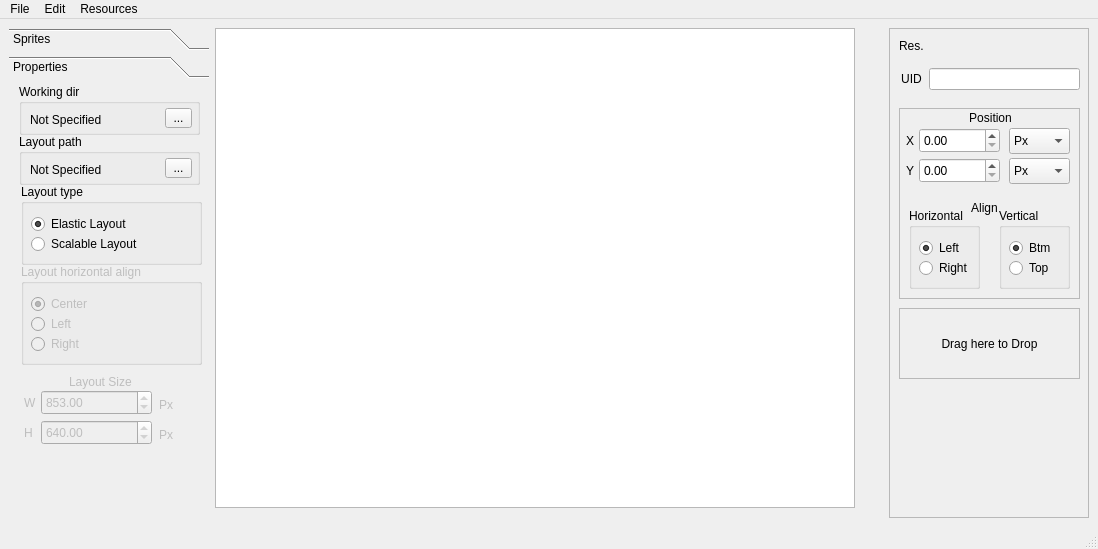
Nepherhotep/terevaka-ui-builder, file designer.ui: the form before one commit.
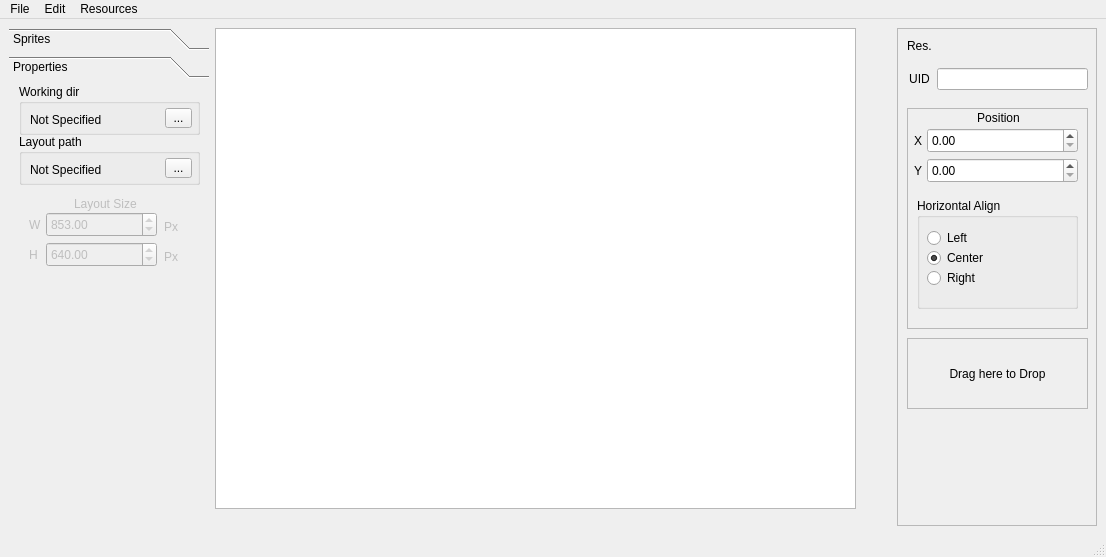
The form after the commit. The open tabs and pages were chosen to show the change. Custom widgets are drawn as their Qt base class.

Commit message: mediate commit - didn't tested

What changed in the file:
```diff
--- a/designer.ui
+++ b/designer.ui
@@ -6,8 +6,8 @@
    <rect>
     <x>0</x>
     <y>0</y>
-    <width>1098</width>
-    <height>549</height>
+    <width>1106</width>
+    <height>557</height>
    </rect>
   </property>
   <property name="sizePolicy">
@@ -81,7 +81,7 @@
            <x>0</x>
            <y>0</y>
            <width>200</width>
-           <height>412</height>
+           <height>420</height>
           </rect>
          </property>
          <attribute name="label">
@@ -171,8 +171,8 @@
           </property>
           <property name="geometry">
            <rect>
-            <x>60</x>
-            <y>288</y>
+            <x>65</x>
+            <y>110</y>
             <width>91</width>
             <height>20</height>
            </rect>
@@ -187,8 +187,8 @@
           </property>
           <property name="geometry">
            <rect>
-            <x>32</x>
-            <y>306</y>
+            <x>37</x>
+            <y>128</y>
             <width>111</width>
             <height>25</height>
            </rect>
@@ -212,8 +212,8 @@
           </property>
           <property name="geometry">
            <rect>
-            <x>15</x>
-            <y>338</y>
+            <x>20</x>
+            <y>160</y>
             <width>16</width>
             <height>21</height>
            </rect>
@@ -228,8 +228,8 @@
           </property>
           <property name="geometry">
            <rect>
-            <x>150</x>
-            <y>310</y>
+            <x>155</x>
+            <y>132</y>
             <width>16</width>
             <height>21</height>
            </rect>
@@ -238,120 +238,14 @@
            <string>Px</string>
           </property>
          </widget>
-         <widget class="QGroupBox" name="groupBox_3">
-          <property name="enabled">
-           <bool>true</bool>
-          </property>
-          <property name="geometry">
-           <rect>
-            <x>12</x>
-            <y>100</y>
-            <width>181</width>
-            <height>81</height>
-           </rect>
-          </property>
-          <property name="title">
-           <string>Layout type</string>
-          </property>
-          <widget class="QRadioButton" name="elasticLayoutRadio">
-           <property name="enabled">
-            <bool>true</bool>
-           </property>
-           <property name="geometry">
-            <rect>
-             <x>10</x>
-             <y>30</y>
-             <width>131</width>
-             <height>20</height>
-            </rect>
-           </property>
-           <property name="text">
-            <string>Elastic Layout</string>
-           </property>
-           <property name="checked">
-            <bool>true</bool>
-           </property>
-          </widget>
-          <widget class="QRadioButton" name="scalableLayoutRadio">
-           <property name="geometry">
-            <rect>
-             <x>10</x>
-             <y>50</y>
-             <width>131</width>
-             <height>20</height>
-            </rect>
-           </property>
-           <property name="text">
-            <string>Scalable Layout</string>
-           </property>
-          </widget>
-         </widget>
-         <widget class="QGroupBox" name="layoutHAlignBox">
-          <property name="enabled">
-           <bool>false</bool>
-          </property>
-          <property name="geometry">
-           <rect>
-            <x>12</x>
-            <y>180</y>
-            <width>181</width>
-            <height>101</height>
-           </rect>
-          </property>
-          <property name="title">
-           <string>Layout horizontal align</string>
-          </property>
-          <widget class="QRadioButton" name="layoutHAlignCenterRadio">
-           <property name="geometry">
-            <rect>
-             <x>10</x>
-             <y>30</y>
-             <width>71</width>
-             <height>20</height>
-            </rect>
-           </property>
-           <property name="text">
-            <string>Center</string>
-           </property>
-           <property name="checked">
-            <bool>true</bool>
-           </property>
-          </widget>
-          <widget class="QRadioButton" name="layoutHAlignRightRadio">
-           <property name="geometry">
-            <rect>
-             <x>10</x>
-             <y>70</y>
-             <width>61</width>
-             <height>20</height>
-            </rect>
-           </property>
-           <property name="text">
-            <string>Right</string>
-           </property>
-          </widget>
-          <widget class="QRadioButton" name="layoutHAlignLeftRadio">
-           <property name="geometry">
-            <rect>
-             <x>10</x>
-             <y>50</y>
-             <width>51</width>
-             <height>20</height>
-            </rect>
-           </property>
-           <property name="text">
-            <string>Left</string>
-           </property>
-          </widget>
-         </widget>
          <widget class="QDoubleSpinBox" name="layoutHeightSpinBox">
           <property name="enabled">
            <bool>false</bool>
           </property>
           <property name="geometry">
            <rect>
-            <x>32</x>
-            <y>336</y>
+            <x>37</x>
+            <y>158</y>
             <width>111</width>
             <height>25</height>
            </rect>
@@ -372,8 +266,8 @@
           </property>
           <property name="geometry">
            <rect>
-            <x>15</x>
-            <y>308</y>
+            <x>20</x>
+            <y>130</y>
             <width>16</width>
             <height>21</height>
            </rect>
@@ -388,8 +282,8 @@
           </property>
           <property name="geometry">
            <rect>
-            <x>150</x>
-            <y>340</y>
+            <x>155</x>
+            <y>162</y>
             <width>16</width>
             <height>21</height>
            </rect>
@@ -414,8 +308,8 @@
           <rect>
            <x>0</x>
            <y>0</y>
-           <width>640</width>
-           <height>480</height>
+           <width>641</width>
+           <height>481</height>
           </rect>
          </property>
          <property name="sizePolicy">
@@ -488,7 +382,7 @@
            <x>10</x>
            <y>80</y>
            <width>181</width>
-           <height>191</height>
+           <height>221</height>
           </rect>
          </property>
          <property name="frameShape">
@@ -502,7 +396,7 @@
            <rect>
             <x>20</x>
             <y>20</y>
-            <width>81</width>
+            <width>151</width>
             <height>25</height>
            </rect>
           </property>
@@ -513,26 +407,6 @@
            <double>99999.000000000000000</double>
           </property>
          </widget>
-         <widget class="QComboBox" name="unitsXComboBox">
-          <property name="geometry">
-           <rect>
-            <x>110</x>
-            <y>20</y>
-            <width>61</width>
-            <height>26</height>
-           </rect>
-          </property>
-          <item>
-           <property name="text">
-            <string>Px</string>
-           </property>
-          </item>
-          <item>
-           <property name="text">
-            <string>%</string>
-           </property>
-          </item>
-         </widget>
          <widget class="QLabel" name="label_2">
           <property name="geometry">
            <rect>
@@ -551,7 +425,7 @@
            <rect>
             <x>20</x>
             <y>50</y>
-            <width>81</width>
+            <width>151</width>
             <height>25</height>
            </rect>
           </property>
@@ -575,26 +449,6 @@
            <string>Y</string>
           </property>
          </widget>
-         <widget class="QComboBox" name="unitsYComboBox">
-          <property name="geometry">
-           <rect>
-            <x>110</x>
-            <y>50</y>
-            <width>61</width>
-            <height>26</height>
-           </rect>
-          </property>
-          <item>
-           <property name="text">
-            <string>Px</string>
-           </property>
-          </item>
-          <item>
-           <property name="text">
-            <string>%</string>
-           </property>
-          </item>
-         </widget>
          <widget class="QLabel" name="label_5">
           <property name="geometry">
            <rect>
@@ -615,13 +469,13 @@
           <property name="geometry">
            <rect>
             <x>10</x>
-            <y>100</y>
-            <width>71</width>
-            <height>81</height>
+            <y>90</y>
+            <width>161</width>
+            <height>111</height>
            </rect>
           </property>
           <property name="title">
-           <string>Horizontal</string>
+           <string>Horizontal Align</string>
           </property>
           <widget class="QRadioButton" name="alignLeftRadio">
            <property name="geometry">
@@ -636,14 +490,14 @@
             <string>Left</string>
            </property>
            <property name="checked">
-            <bool>true</bool>
+            <bool>false</bool>
            </property>
           </widget>
           <widget class="QRadioButton" name="alignRightRadio">
            <property name="geometry">
             <rect>
              <x>10</x>
-             <y>50</y>
+             <y>70</y>
              <width>61</width>
              <height>20</height>
             </rect>
@@ -652,64 +506,22 @@
             <string>Right</string>
            </property>
           </widget>
-         </widget>
-         <widget class="QGroupBox" name="verticalAlignmentBox">
-          <property name="geometry">
-           <rect>
-            <x>100</x>
-            <y>100</y>
-            <width>71</width>
-            <height>81</height>
-           </rect>
-          </property>
-          <property name="title">
-           <string>Vertical</string>
-          </property>
-          <widget class="QRadioButton" name="alignBottomRadio">
+          <widget class="QRadioButton" name="alignCenterRadio">
            <property name="geometry">
             <rect>
              <x>10</x>
-             <y>30</y>
-             <width>71</width>
+             <y>50</y>
+             <width>102</width>
              <height>20</height>
             </rect>
            </property>
            <property name="text">
-            <string>Btm</string>
+            <string>Center</string>
            </property>
            <property name="checked">
             <bool>true</bool>
            </property>
           </widget>
-          <widget class="QRadioButton" name="alignTopRadio">
-           <property name="geometry">
-            <rect>
-             <x>10</x>
-             <y>50</y>
-             <width>61</width>
-             <height>20</height>
-            </rect>
-           </property>
-           <property name="text">
-            <string>Top</string>
-           </property>
-          </widget>
-         </widget>
-         <widget class="QLabel" name="label_4">
-          <property name="geometry">
-           <rect>
-            <x>20</x>
-            <y>90</y>
-            <width>131</width>
-            <height>20</height>
-           </rect>
-          </property>
-          <property name="text">
-           <string>Align</string>
-          </property>
-          <property name="alignment">
-           <set>Qt::AlignCenter</set>
-          </property>
          </widget>
         </widget>
         <widget class="QLabel" name="label_9">
@@ -742,7 +554,7 @@
          <property name="geometry">
           <rect>
            <x>10</x>
-           <y>280</y>
+           <y>310</y>
            <width>181</width>
            <height>71</height>
           </rect>
@@ -784,7 +596,7 @@
     <rect>
      <x>0</x>
      <y>0</y>
-     <width>1098</width>
+     <width>1106</width>
      <height>22</height>
     </rect>
    </property>
```
Left out of the diff: 4 changed lines with no effect on the pictures. The commit also changes 2 other files.
